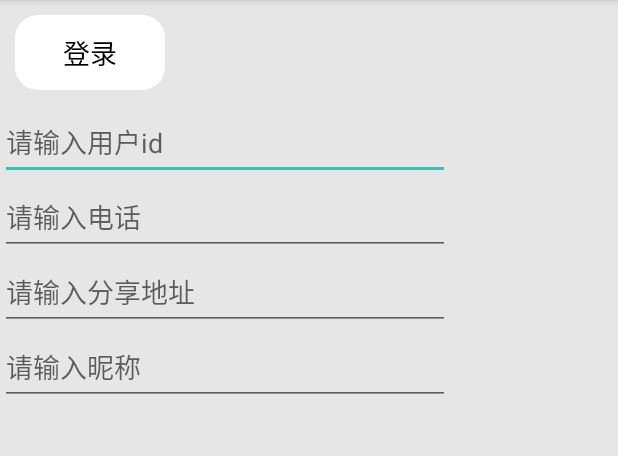
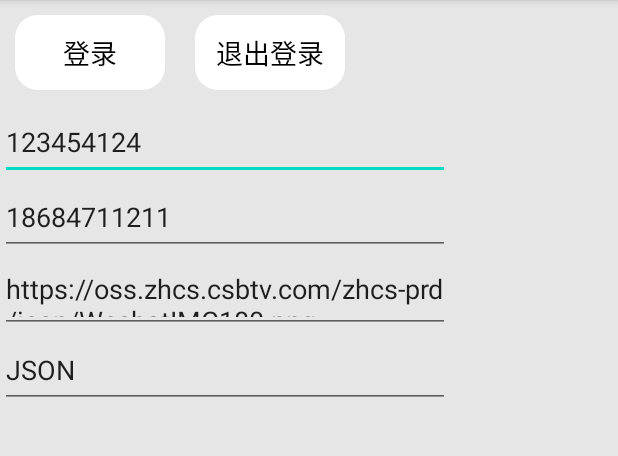
Before and after one commit to CSMediaGroup/CMG_SDK_ANDROID, an Android app: the LoginActivity screen opened directly, with no data from a screen before it, on a phone screen of 412 x 824 dp, the part 84-540 px from its top. Run offline under Robolectric (Android 15) with nearby library versions, the phone set to English and light mode, and no system bars; our stand-ins replace CircleImageView; libraries missing offline, so code that uses them is left out: com.lzy.okgo.

Commit message:
模拟配置机构id

```diff
--- a/app/src/main/java/com/example/vdemo/MyApplication.java
+++ b/app/src/main/java/com/example/vdemo/MyApplication.java
@@ -14,7 +14,7 @@ public class MyApplication extends Application {
     @Override
     public void onCreate() {
         super.onCreate();
-        AppInit.init(this,true, "your_appId","your_appKey");
+        AppInit.init(this,true, "1832192","your_appKey");
         OkGoUtils.initOkGo(this);
 
 //        /* 初始化开始 */
--- a/build.gradle
+++ b/build.gradle
@@ -5,11 +5,11 @@ buildscript {
         jcenter()
         mavenCentral()
         maven {url 'https://jitpack.io'}
+        maven {url 'https://git.zhcs.csbtv.com/fuse/fuse-android-sdk.git'}
     }
     dependencies {
         classpath "com.android.tools.build:gradle:4.1.3"
-        // NOTE: Do not place your application dependencies here; they belong
-        // in the individual module build.gradle files
+        //classpath 'com.szrm:video_sdk-gradle-plugin:1.0.0'
     }
 }
 
--- a/videodetail/src/main/java/common/utils/AppInit.java
+++ b/videodetail/src/main/java/common/utils/AppInit.java
@@ -23,6 +23,7 @@ public final class AppInit {
     private static SimpleDateFormat formatterYmd = new SimpleDateFormat("MM-dd");//初始化Formatter的转换格式。
     private static SimpleDateFormat formatter = new SimpleDateFormat("yyyy-MM-dd HH:mm");//初始化Formatter的转换格式。
     public static boolean mIsDebug;
+    public static String appId;
     @SuppressLint("StaticFieldLeak")
     private static Context mContext;
 
@@ -35,9 +36,10 @@ public final class AppInit {
      *
      * @param context 上下文
      */
-    public static void init(@NonNull final Context context, Boolean isDebug,String appId, String appKey) {
+    public static void init(@NonNull final Context context, Boolean isDebug, String mAppId, String appKey) {
         AppInit.mContext = context.getApplicationContext();
         mIsDebug = isDebug;
+        appId = mAppId;
         if (mIsDebug) {
             //UAT测试环境
             ApiConstants.getInstance().setBaseUrl("https://uat-fuse-api-gw.zhcs.csbtv.com/");
--- a/videodetail/src/main/java/ui/activity/EasyWebActivity.java
+++ b/videodetail/src/main/java/ui/activity/EasyWebActivity.java
@@ -60,6 +60,6 @@ public class EasyWebActivity extends BaseAgentWebActivity {
     @Nullable
     @Override
     protected String getUrl() {
-        return param.getNewsLink();
+        return "http://192.168.31.161:8081/news/index.html";
     }
 }
--- a/videodetail/src/main/java/ui/activity/LoginActivity.java
+++ b/videodetail/src/main/java/ui/activity/LoginActivity.java
@@ -1,4 +1,6 @@
 package ui.activity;
+
+import static common.utils.AppInit.appId;
 
 import androidx.appcompat.app.AppCompatActivity;
 
@@ -39,6 +41,7 @@ public class LoginActivity extends AppCompatActivity {
     private String mobile;
     private String headProfile;
     private String nickName;
+    private TextView signOutLogin;
 
     @Override
     protected void onCreate(Bundle savedInstanceState) {
@@ -46,7 +49,7 @@ public class LoginActivity extends AppCompatActivity {
         setContentView(R.layout.activity_login);
         userIdEtv = findViewById(R.id.userId);
         tel = findViewById(R.id.tel);
-        adress = findViewById(R.id.adress);
+        adress = findViewById(R.id.headProfile);
         nickNameEtv = findViewById(R.id.nickName);
 
         //登录
@@ -56,11 +59,11 @@ public class LoginActivity extends AppCompatActivity {
 
                 JSONObject jsonObject = new JSONObject();
                 try {
-                    jsonObject.put("appId", "1");
-                    jsonObject.put("userId", "12345");
-                    jsonObject.put("mobile", "18684711216");
-                    jsonObject.put("headProfile", "https://oss.zhcs.csbtv.com/zhcs-prd/icon/WechatIMG180.png");
-                    jsonObject.put("nickName", "JSON");
+                    jsonObject.put("appId", appId);
+                    jsonObject.put("userId", userIdEtv.getText());
+                    jsonObject.put("mobile", tel.getText());
+                    jsonObject.put("headProfile", adress.getText());
+                    jsonObject.put("nickName", nickNameEtv.getText());
                 } catch (JSONException e) {
                     e.printStackTrace();
                 }
@@ -99,5 +102,12 @@ public class LoginActivity extends AppCompatActivity {
                         });
             }
         });
+
+        findViewById(R.id.signOutLogin).setOnClickListener(new View.OnClickListener() {
+            @Override
+            public void onClick(View v) {
+                PersonInfoManager.getInstance().clearThirdUserToken();
+            }
+        });
     }
 }
--- a/videodetail/src/main/java/ui/activity/VideoDetailActivity.java
+++ b/videodetail/src/main/java/ui/activity/VideoDetailActivity.java
@@ -100,6 +100,7 @@ import static android.widget.RelativeLayout.BELOW;
 import static common.constants.Constants.VIDEOTAG;
 import static common.constants.Constants.success_code;
 import static common.constants.Constants.token_error;
+import static common.utils.AppInit.appId;
 import static tencent.liteav.demo.superplayer.SuperPlayerView.mTargetPlayerMode;
 import static tencent.liteav.demo.superplayer.ui.player.AbsPlayer.formattedTime;
 import static tencent.liteav.demo.superplayer.ui.player.WindowPlayer.mDuration;
@@ -2265,6 +2266,7 @@ public class VideoDetailActivity extends AppCompatActivity implements View.OnCli
         }
         OkGo.<RecommendModel>post(ApiConstants.getInstance().recommendList())
                 .tag(recommendTag)
+                .headers("appId",appId)
                 .upJson(jsonObject)
                 .execute(new JsonCallback<RecommendModel>() {
                     @Override
--- a/videodetail/src/main/res/layout/activity_login.xml
+++ b/videodetail/src/main/res/layout/activity_login.xml
@@ -9,6 +9,9 @@
     tools:context="ui.activity.LoginActivity"
     tools:ignore="MissingDefaultResource">
 
+    <LinearLayout
+        android:layout_width="match_parent"
+        android:layout_height="wrap_content">
         <TextView
             android:id="@+id/login"
             android:layout_width="100dp"
@@ -20,11 +23,25 @@
             android:textColor="@color/black"
             android:textSize="18sp"></TextView>
 
+        <TextView
+            android:id="@+id/signOutLogin"
+            android:layout_width="100dp"
+            android:layout_height="50dp"
+            android:layout_margin="10dp"
+            android:background="@drawable/shape_dialog_bg"
+            android:gravity="center"
+            android:text="退出登录"
+            android:textColor="@color/black"
+            android:textSize="18sp"></TextView>
+    </LinearLayout>
+
+
     <EditText
         android:id="@+id/userId"
         android:layout_width="300dp"
         android:layout_height="50dp"
-        android:hint="请输入用户id">
+        android:hint="请输入用户id"
+        android:text="123454124">
 
     </EditText>
 
@@ -32,15 +49,17 @@
         android:id="@+id/tel"
         android:layout_width="300dp"
         android:layout_height="50dp"
-        android:hint="请输入电话">
+        android:hint="请输入电话"
+        android:text="18684711211">
 
     </EditText>
 
     <EditText
-        android:id="@+id/adress"
+        android:id="@+id/headProfile"
         android:layout_width="300dp"
-        android:layout_height="50dp"
-        android:hint="请输入分享地址">
+        android:layout_height="52dp"
+        android:hint="请输入分享地址"
+        android:text="https://oss.zhcs.csbtv.com/zhcs-prd/icon/WechatIMG180.png">
 
     </EditText>
 
@@ -48,7 +67,8 @@
         android:id="@+id/nickName"
         android:layout_width="300dp"
         android:layout_height="50dp"
-        android:hint="请输入昵称">
+        android:hint="请输入昵称"
+        android:text="JSON">
 
     </EditText>
 </LinearLayout>
```
Also changed, not shown: app/src/main/java/com/example/vdemo/MainActivity.java (+11 -0 lines), app/src/main/res/layout/activity_main.xml (+18 -8 lines), gradle.properties (+11 -0 lines), nexus.gradle (added, +96 -0 lines), videodetail/build.gradle (+14 -12 lines), videodetail/src/main/java/adpter/XkshVideoAdapter.java (+17 -22 lines), videodetail/src/main/java/ui/activity/VideoHomeActivity.java (+4 -3 lines), videodetail/src/main/java/ui/activity/WebActivity.java (+33 -12 lines), videodetail/src/main/java/widget/EllipsizeTextView.java (+55 -47 lines), videodetail/src/main/res/layout/xksh_video_item_layout.xml (+0 -9 lines), gradle/wrapper/gradle-wrapper.properties. Lines whose indentation alone changed are shown as unchanged.
